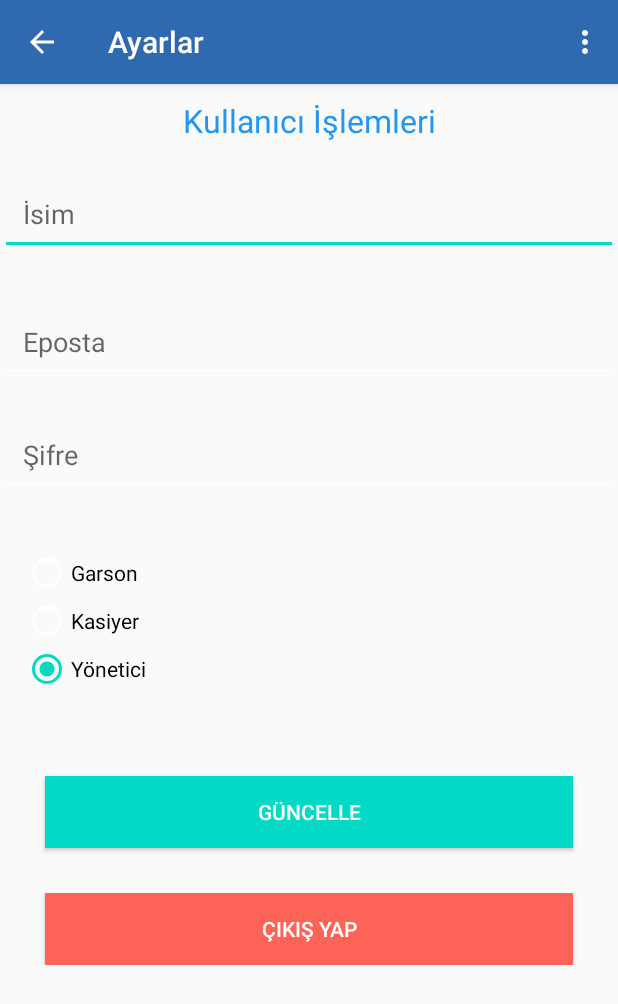
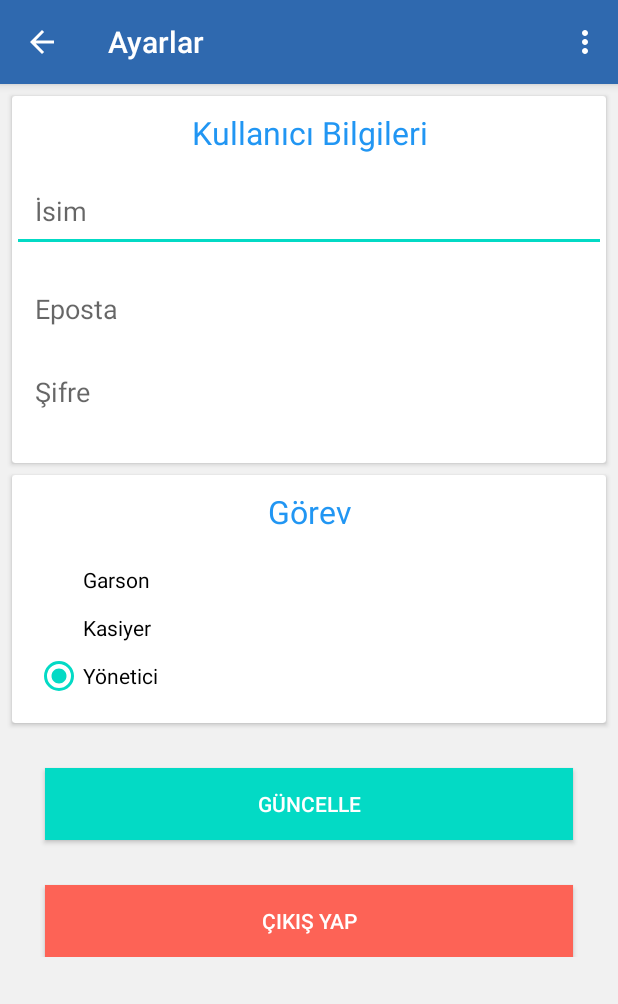
Before and after one commit to fpasalioglu/KafeOtomasyon, an Android app: the SettingsActivity screen opened directly, with no data from a screen before it, on a phone screen of 412 x 824 dp. Shown: the top 1004 px of the screen. Run offline under Robolectric (Android 15) with nearby library versions, the phone set to English and light mode, and no system bars; our stand-ins replace Firebase (no records; nobody signed in at launch, a user with empty details on screens opened directly); 4 statements that could not run were skipped.

Commit message:
Tamamlandı

```diff
--- a/app/src/main/java/com/example/kafeotomasyon/BirlestirActivity.java
+++ b/app/src/main/java/com/example/kafeotomasyon/BirlestirActivity.java
@@ -9,6 +9,7 @@ import android.widget.AdapterView;
 import android.widget.ArrayAdapter;
 import android.widget.Button;
 import android.widget.Spinner;
+import android.widget.Toast;
 
 import androidx.appcompat.app.AppCompatActivity;
 import androidx.appcompat.widget.Toolbar;
@@ -87,27 +88,28 @@ public class BirlestirActivity extends AppCompatActivity {
         birlestir.setOnClickListener(new View.OnClickListener() {
             @Override
             public void onClick(View v) {
+                if (!hedefMasa.equals("") && !tasinacakMasa.equals("") && !tasinacakMasa.equals(hedefMasa)) {
                     ValueEventListener postListener = new ValueEventListener() {
                         @Override
                         public void onDataChange(DataSnapshot dataSnapshot) {
                             Iterable<DataSnapshot> snapshot = dataSnapshot.getChildren();
                             for (DataSnapshot snapshot1 : snapshot) {
                                 Masa masa = snapshot1.getValue(Masa.class);
-                            if(masa.getMasaadi().equals(tasinacakMasa)) {
+                                if (masa.getMasaadi().equals(tasinacakMasa)) {
                                     tasinacaksiparis = masa.getsiparisarray();
                                     if (tasinacaksiparis == null) {
                                         tasinacaksiparis = new ArrayList<Siparis>();
                                     }
-                                for (int i = 0; i<tasinacaksiparis.size(); i++){
+                                    for (int i = 0; i < tasinacaksiparis.size(); i++) {
                                         tasinacakfiyat += tasinacaksiparis.get(i).getFiyat();
                                     }
                                 }
-                            if(masa.getMasaadi().equals(hedefMasa)) {
+                                if (masa.getMasaadi().equals(hedefMasa)) {
                                     hedefsiparis = masa.getsiparisarray();
                                     if (hedefsiparis == null) {
                                         hedefsiparis = new ArrayList<Siparis>();
                                     }
-                                for (int i = 0; i<hedefsiparis.size(); i++){
+                                    for (int i = 0; i < hedefsiparis.size(); i++) {
                                         hedeffiyat += hedefsiparis.get(i).getFiyat();
                                     }
                                 }
@@ -122,11 +124,16 @@ public class BirlestirActivity extends AppCompatActivity {
                             masa_list.remove(tasinacakMasa);
                             finish();
                         }
+
                         @Override
                         public void onCancelled(DatabaseError databaseError) {
                         }
                     };
                     databaseMasa.addListenerForSingleValueEvent(postListener);
+                }else if(tasinacakMasa.equals(hedefMasa))
+                    Toast.makeText(BirlestirActivity.this,"Aynı masayı seçtiniz",Toast.LENGTH_LONG).show();
+                else
+                    Toast.makeText(BirlestirActivity.this,"Gerekli yerleri doldurunuz",Toast.LENGTH_LONG).show();
             }
         });
 
--- a/app/src/main/res/layout/activity_ayarlar.xml
+++ b/app/src/main/res/layout/activity_ayarlar.xml
@@ -2,6 +2,7 @@
 <RelativeLayout xmlns:android="http://schemas.android.com/apk/res/android"
     android:layout_width="match_parent"
     android:layout_height="match_parent"
+    android:background="#f1f1f1"
     android:orientation="vertical">
 
     <ScrollView
@@ -16,54 +17,92 @@
             <include android:id="@+id/tool"
                 layout="@layout/toolbar" />
 
+            <androidx.cardview.widget.CardView
+                android:layout_below="@+id/tool"
+                android:id="@+id/layout1"
+                android:layout_marginTop="8dp"
+                android:layout_marginLeft="8dp"
+                android:layout_marginRight="8dp"
+                android:layout_width="match_parent"
+                android:layout_height="wrap_content" >
+
+                <LinearLayout
+                    android:layout_width="match_parent"
+                    android:layout_height="wrap_content"
+                    android:orientation="vertical">
+
                     <TextView
                         android:id="@+id/textView1"
-                android:layout_below="@+id/tool"
                         android:layout_width="match_parent"
                         android:layout_height="wrap_content"
-                android:text="Kullanıcı İşlemleri"
-                android:textSize="21dp"
+                        android:layout_marginTop="10dp"
+                        android:gravity="center_horizontal"
+                        android:text="Kullanıcı Bilgileri"
                         android:textAlignment="center"
                         android:textColor="#2196F3"
-                android:gravity="center_horizontal"
-                android:layout_marginTop="10dp"/>
+                        android:textSize="21dp" />
 
                     <EditText
                         android:id="@+id/registerName"
-                android:padding="15dp"
+                        android:layout_width="match_parent"
+                        android:layout_height="wrap_content"
                         android:layout_below="@+id/textView1"
-                android:layout_height="wrap_content"
-                android:layout_width="match_parent"
-                android:layout_marginTop="20dp"
-                android:layout_marginBottom="20dp"
-                android:hint="İsim" />
+                        android:layout_marginTop="10dp"
+                        android:hint="İsim"
+                        android:padding="15dp" />
 
                     <EditText
                         android:id="@+id/registerUserName"
-                android:padding="15dp"
+                        android:layout_width="match_parent"
+                        android:layout_height="wrap_content"
                         android:layout_below="@+id/registerName"
-                android:layout_height="wrap_content"
-                android:layout_width="match_parent"
                         android:layout_marginTop="10dp"
-                android:layout_marginBottom="20dp"
-                android:hint="Eposta" />
+                        android:hint="Eposta"
+                        android:padding="15dp" />
 
                     <EditText
+                        android:id="@+id/registerPassword"
+                        android:layout_width="match_parent"
+                        android:layout_height="wrap_content"
+                        android:layout_below="@+id/registerUserName"
+                        android:layout_marginBottom="20dp"
+                        android:hint="Şifre"
                         android:inputType="textPassword"
-                android:padding="15dp"
-                android:layout_below="@+id/registerUserName"
-                android:id="@+id/registerPassword"
+                        android:padding="15dp" />
+                </LinearLayout>
+            </androidx.cardview.widget.CardView>
+
+            <androidx.cardview.widget.CardView
+                android:id="@+id/layout2"
+                android:layout_marginTop="8dp"
+                android:layout_marginLeft="8dp"
+                android:layout_marginRight="8dp"
+                android:layout_below="@+id/layout1"
+                android:layout_width="match_parent"
+                android:layout_height="wrap_content" >
+
+                <LinearLayout
+                    android:layout_width="match_parent"
                     android:layout_height="wrap_content"
+                    android:orientation="vertical">
+
+                    <TextView
+                        android:id="@+id/textView2"
                         android:layout_width="match_parent"
-                android:layout_marginBottom="20dp"
-                android:hint="Şifre" />
+                        android:layout_height="wrap_content"
+                        android:layout_marginTop="10dp"
+                        android:gravity="center_horizontal"
+                        android:text="Görev"
+                        android:textAlignment="center"
+                        android:textColor="#2196F3"
+                        android:textSize="21dp" />
 
                     <RadioGroup
                         android:id="@+id/radio"
-                android:padding="15dp"
-                android:layout_below="@+id/registerPassword"
                         android:layout_width="match_parent"
-                android:layout_height="wrap_content" >
+                        android:layout_height="wrap_content"
+                        android:layout_below="@+id/layout1"
+                        android:padding="15dp">
 
                         <RadioButton
                             android:id="@+id/radioButton"
@@ -83,14 +122,16 @@
                             android:layout_height="wrap_content"
                             android:text="Yönetici" />
                     </RadioGroup>
+                </LinearLayout>
+            </androidx.cardview.widget.CardView>
 
             <Button
                 android:id="@+id/buttonKaydet"
-                android:layout_below="@+id/radio"
+                android:layout_below="@+id/layout2"
                 android:background="@color/colorAccent"
                 android:layout_height="wrap_content"
                 android:layout_width="match_parent"
-                android:layout_marginTop="40dp"
+                android:layout_marginTop="30dp"
                 android:layout_marginLeft="30dp"
                 android:layout_marginRight="30dp"
                 android:textColor="#ffffff"
```
Also changed, not shown: app/src/main/res/drawable-v21/bookic.png, app/src/main/res/drawable-v21/calculatoric.png, app/src/main/res/drawable-v21/tableic.png. Lines whose indentation alone changed are shown as unchanged.
